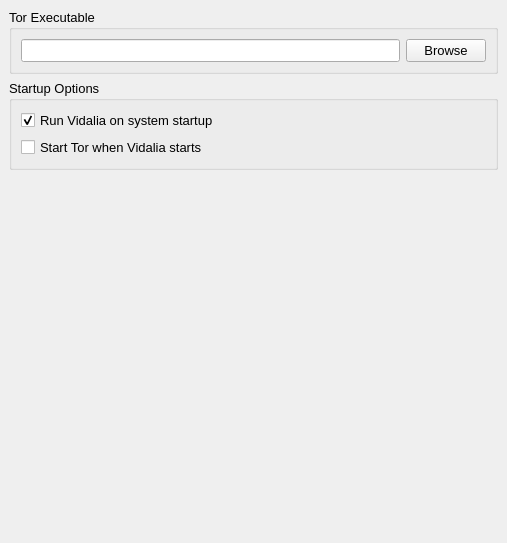
Old version of the form src/gui/config/generalpage.ui in the repository a-ilin/vidalia.
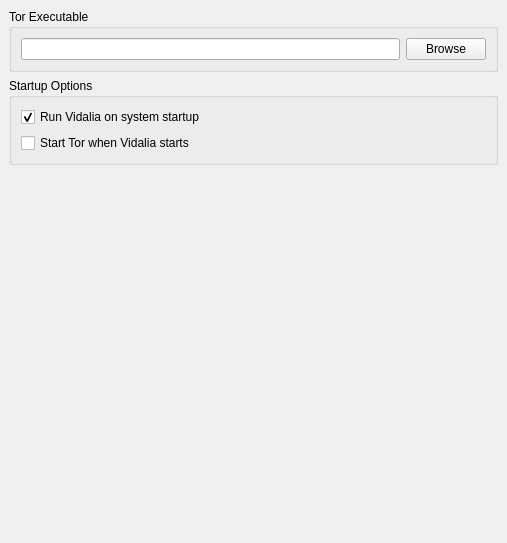
New version of the form.

Commit message:
Stop mandating a font size of 10 everywhere. This looks crummy and inconsistent on Mac.
svn:r2064

The edit to the form file:
```diff
--- a/src/gui/config/generalpage.ui
+++ b/src/gui/config/generalpage.ui
@@ -12,11 +12,6 @@
     <height>543</height>
    </rect>
   </property>
-  <property name="font" >
-   <font>
-    <pointsize>10</pointsize>
-   </font>
-  </property>
   <property name="contextMenuPolicy" >
    <enum>Qt::NoContextMenu</enum>
   </property>
```
The commit also changes 11 other files.
